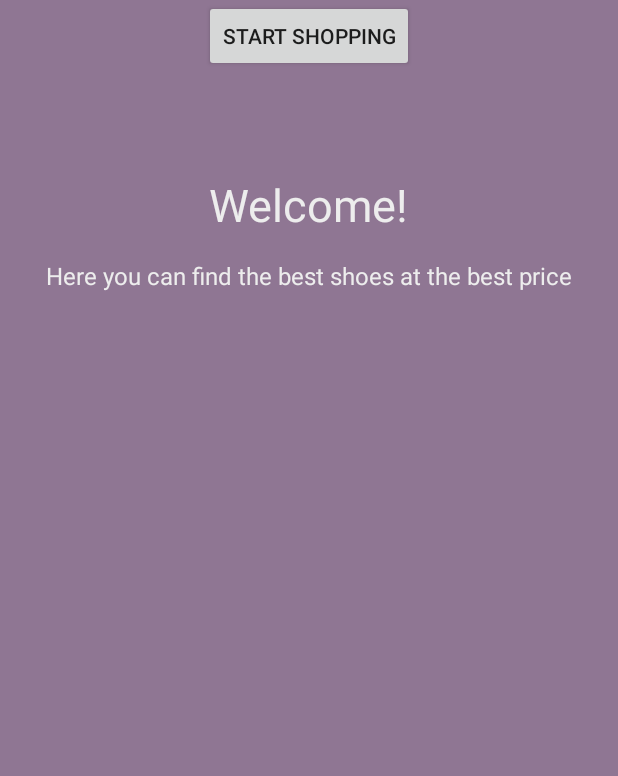
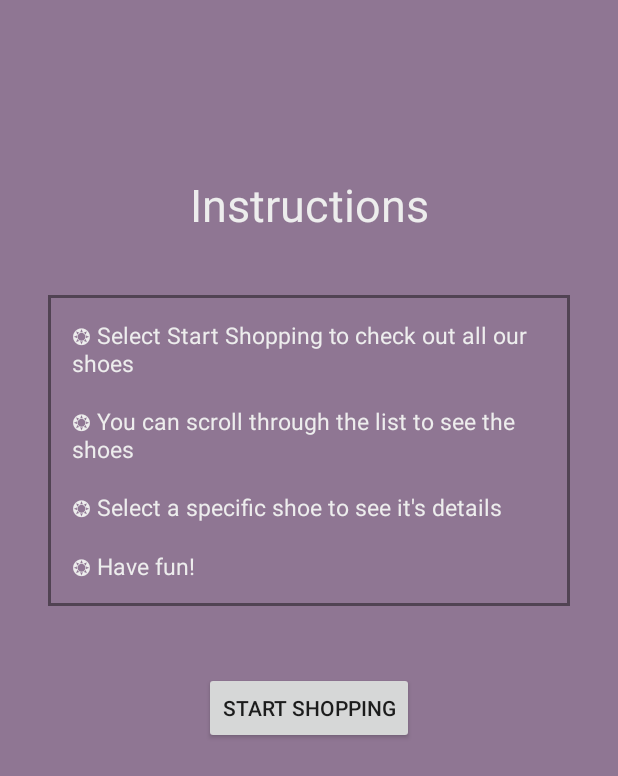
Before and after one commit to Mariajvenefredo/shoestore_udacity, an Android app: the layout instructions_fragment.xml on its own in the app's theme, with its tools: preview values and no code run, on a phone screen of 412 x 824 dp. Shown: the top 776 px of the screen. Run offline under Robolectric (Android 15) with nearby library versions, the phone set to English and light mode, and no system bars; Roboto replaces fonts that are not available here.

Commit message:
added some fragments

```diff
--- a/app/src/main/java/com/udacity/shoestore/screens/login/LoginFragment.kt
+++ b/app/src/main/java/com/udacity/shoestore/screens/login/LoginFragment.kt
@@ -9,7 +9,6 @@ import androidx.fragment.app.Fragment
 import androidx.navigation.fragment.findNavController
 import com.udacity.shoestore.R
 import com.udacity.shoestore.databinding.LoginFragmentBinding
-import com.udacity.shoestore.views.LoginFragmentDirections
 
 class LoginFragment : Fragment() {
 
@@ -21,8 +20,8 @@ class LoginFragment : Fragment() {
         savedInstanceState: Bundle?
     ): View? {
 
-         binding  = DataBindingUtil
-             .inflate(inflater, R.layout.login_fragment, container, false)
+        binding = DataBindingUtil
+            .inflate(inflater, R.layout.login_fragment, container, false)
 
         binding
             .loginButton
--- /dev/null
+++ b/app/src/main/res/drawable/square.xml
@@ -0,0 +1,4 @@
+<?xml version="1.0" encoding="utf-8"?>
+<shape xmlns:android="http://schemas.android.com/apk/res/android" android:shape="rectangle" >
+    <stroke android:width="2dip" android:color="@color/darkPurple"/>
+</shape>
--- a/app/src/main/res/layout/instructions_fragment.xml
+++ b/app/src/main/res/layout/instructions_fragment.xml
@@ -7,12 +7,12 @@
         android:background="@color/pastelPurple">
 
         <TextView
-            android:id="@+id/textView"
+            android:id="@+id/instruction_title"
             android:layout_width="wrap_content"
             android:layout_height="wrap_content"
             android:layout_marginTop="116dp"
             android:fontFamily="@font/asap_medium"
-            android:text="@string/welcome"
+            android:text="@string/instructions_title"
             android:textColor="@color/offWhite"
             android:textSize="30sp"
             app:layout_constraintEnd_toEndOf="parent"
@@ -21,17 +21,21 @@
             app:layout_constraintTop_toTopOf="parent" />
 
         <TextView
-            android:id="@+id/textView2"
-            android:layout_width="wrap_content"
+            android:id="@+id/instructions"
+            android:layout_width="match_parent"
             android:layout_height="wrap_content"
-            android:layout_marginTop="16dp"
+            android:background="@drawable/square"
+            android:layout_marginStart="@dimen/fragment_vertical_double_margin"
+            android:layout_marginEnd="@dimen/fragment_vertical_double_margin"
+            android:paddingVertical="@dimen/fragment_vertical_margin"
+            android:paddingHorizontal="@dimen/fragment_vertical_margin"
+            android:layout_marginTop="40dp"
             android:fontFamily="@font/asap"
-            android:text="@string/slogan"
+            android:maxLines="15"
+            android:text="@string/instructions"
             android:textColor="@color/offWhite"
-            android:textSize="16sp"
-            app:layout_constraintEnd_toEndOf="parent"
-            app:layout_constraintStart_toStartOf="parent"
-            app:layout_constraintTop_toBottomOf="@+id/textView" />
+            android:textSize="15sp"
+            app:layout_constraintTop_toBottomOf="@+id/instruction_title" />
 
         <Button
             android:id="@+id/shopButton"
@@ -41,7 +45,7 @@
             android:text="@string/start_shopping"
             app:layout_constraintEnd_toEndOf="parent"
             app:layout_constraintStart_toStartOf="parent"
-            app:layout_constraintTop_toBottomOf="@+id/carouselLayout" />
+            app:layout_constraintTop_toBottomOf="@+id/instructions" />
 
     </androidx.constraintlayout.widget.ConstraintLayout>
 </layout>
--- a/app/src/main/res/values/dimens.xml
+++ b/app/src/main/res/values/dimens.xml
@@ -2,4 +2,6 @@
     <!-- Default screen margins, per the Android Design guidelines. -->
     <dimen name="fragment_horizontal_margin">16dp</dimen>
     <dimen name="fragment_vertical_margin">16dp</dimen>
+    <dimen name="fragment_horizontal_double_margin">32dp</dimen>
+    <dimen name="fragment_vertical_double_margin">32dp</dimen>
 </resources>
--- a/app/src/main/res/values/strings.xml
+++ b/app/src/main/res/values/strings.xml
@@ -17,6 +17,9 @@
     <string name="register">register</string>
     <string name="mainTitle">Shoe Store</string>
     <string name="start_shopping">Start Shopping</string>
+    <string name="next">Next</string>
     <string name="registerLabel">Don\'t have an account? Register here</string>
     <string name="slogan">Here you can find the best shoes at the best price</string>
+    <string name="instructions_title">Instructions</string>
+    <string name="instructions">❂ Select "Start Shopping" to check out all our shoes\n\n❂ You can scroll through the list to see the shoes\n\n❂ Select a specific shoe to see it\'s details\n\n❂ Have fun!</string>
 </resources>
```
Also changed, not shown: app/src/main/java/com/udacity/shoestore/screens/instructions/InstructionsFragment.kt (+13 -0 lines), app/src/main/java/com/udacity/shoestore/screens/shoeList/ShoeListFragment.kt (added, +27 -0 lines), app/src/main/java/com/udacity/shoestore/screens/welcome/WelcomeFragment.kt (+8 -1 lines), app/src/main/res/layout/shoe_list_fragment.xml (added, +10 -0 lines), app/src/main/res/layout/welcome_fragment.xml (+5 -5 lines), app/src/main/res/navigation/app_navigation.xml (+17 -1 lines).
